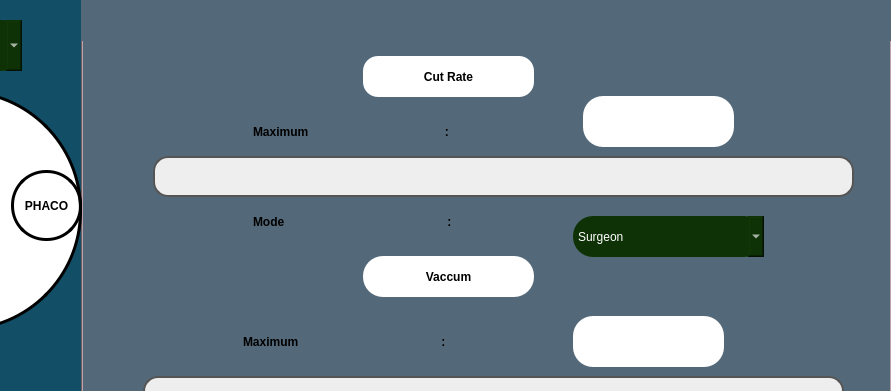
This is doctor.ui in RISWANAAAA/venturiphaco as Qt 5 draws it before an edit; both pictures show x 389 to 1280 and y 0 to 391 of the 1280 by 720 pixel window. The edited form follows.
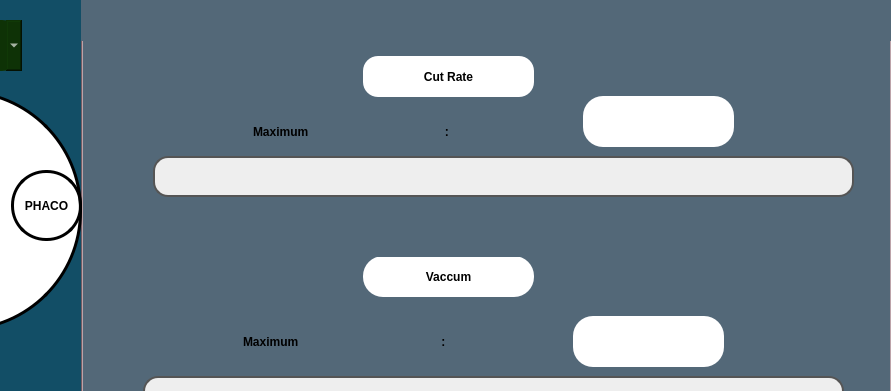
This is the edited form. Icons and pictures are not drawn.

```diff
--- a/doctor.ui
+++ b/doctor.ui
@@ -3165,8 +3165,21 @@
       <set>Qt::AlignCenter</set>
      </property>
     </widget>
-    <zorder>CutMode_vit</zorder>
+    <widget class="QLabel" name="label_6">
+     <property name="geometry">
+      <rect>
+       <x>30</x>
+       <y>170</y>
+       <width>731</width>
+       <height>51</height>
+      </rect>
+     </property>
+     <property name="text">
+      <string/>
+     </property>
+    </widget>
     <zorder>CutMode_vitCom</zorder>
+    <zorder>CutMode_vit</zorder>
     <zorder>VacMode_VitCom</zorder>
     <zorder>CutMax_vit</zorder>
     <zorder>VacMax_vit</zorder>
@@ -3180,6 +3193,7 @@
     <zorder>progressBar_20</zorder>
     <zorder>progressBar_21</zorder>
     <zorder>lineEdit_20</zorder>
+    <zorder>label_6</zorder>
    </widget>
   </widget>
   <widget class="QPushButton" name="DiaBut">
```
